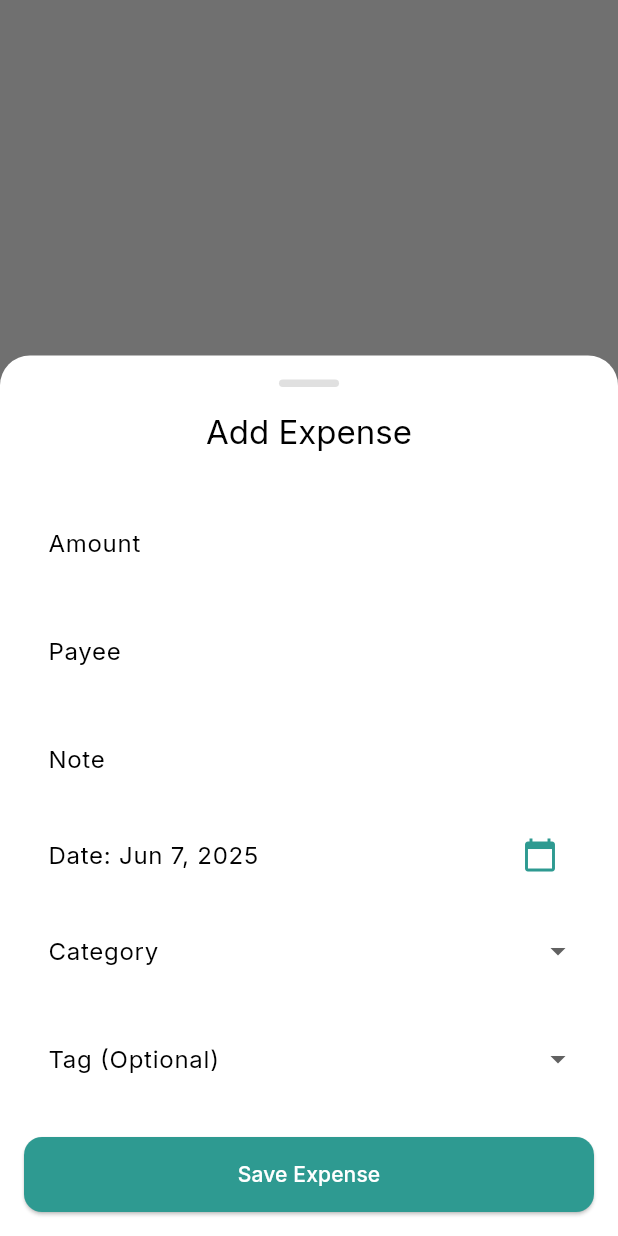
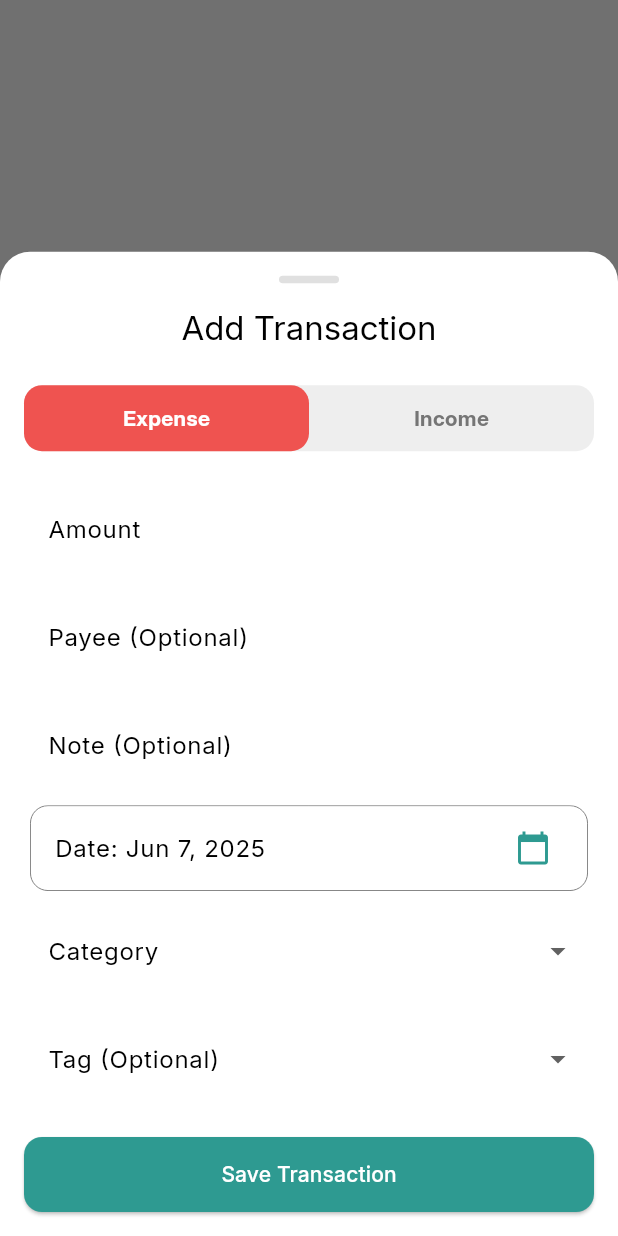
Before and after one commit to OmarAfifi-CSE/FinFlow, a Flutter app: the HomeScreen screen opened by its route, scrolled down 404 dp, after a tap on the "add" icon, on a phone screen of 412 x 824 dp. Run offline on Flutter 3.47's test engine with Material 3 defaults, Android fonts, the light colour scheme and no system bars; our stand-ins replace localstorage.

Commit message:
Improve Home Screen
- Add Expense sheet

```diff
--- a/lib/providers/expense_provider.dart
+++ b/lib/providers/expense_provider.dart
@@ -18,6 +18,7 @@ class ExpenseProvider with ChangeNotifier {
     ExpenseCategory(id: '4', name: 'Groceries', isDefault: true),
     ExpenseCategory(id: '5', name: 'Bills', isDefault: true),
     ExpenseCategory(id: '6', name: 'Entertainment', isDefault: true),
+    ExpenseCategory(id: '7', name: 'Salary', isDefault: true), // Added for income
   ];
 
   // List of tags
@@ -37,6 +38,7 @@ class ExpenseProvider with ChangeNotifier {
     Tag(id: '13', name: 'CarStuff'),
     Tag(id: '14', name: 'SelfCare'),
     Tag(id: '15', name: 'Streaming'),
+    Tag(id: '16', name: 'Work'), // Added for income
   ];
 
   // Getters
@@ -44,12 +46,36 @@ class ExpenseProvider with ChangeNotifier {
   List<ExpenseCategory> get categories => _categories;
   List<Tag> get tags => _tags;
 
+  // --- ADD THIS CALCULATION LOGIC ---
+
+  /// Calculates the current balance (total income minus total expenses).
+  double get totalBalance {
+    // This simply sums up all transaction amounts.
+    // Negative expenses will automatically be subtracted from positive income.
+    return _expenses.fold(0.0, (sum, item) => sum + item.amount);
+  }
+
+  /// Calculates the total income by summing up all positive amounts.
+  double get totalIncome {
+    return _expenses
+        .where((exp) => exp.amount > 0)
+        .fold(0.0, (sum, item) => sum + item.amount);
+  }
+
+  /// Calculates total expenses by summing up the absolute value of all negative amounts.
+  /// We use .abs() so the UI shows a positive number (e.g., "$284.00").
+  double get totalExpenses {
+    return _expenses
+        .where((exp) => exp.amount < 0)
+        .fold(0.0, (sum, item) => sum + item.amount.abs());
+  }
+
   ExpenseProvider(this.storage) {
     _loadExpensesFromStorage();
   }
 
   void _loadExpensesFromStorage() async {
-    // await storage.ready;
+    // await storage.ready; // Uncomment if your localstorage version needs it
     var storedExpenses = storage.getItem('expenses');
     if (storedExpenses != null) {
       _expenses = List<Expense>.from(
@@ -124,4 +150,8 @@ class ExpenseProvider with ChangeNotifier {
     _saveExpensesToStorage(); // Save the updated list to local storage
     notifyListeners();
   }
+
+  ExpenseCategory getCategoryForId(String categoryId) {
+    return categories.firstWhere((cat) => cat.id == categoryId, orElse: () => ExpenseCategory(id: 'unknown', name: 'Unknown', isDefault: false));
+  }
 }
--- a/lib/screens/add_expense_sheet.dart
+++ b/lib/screens/add_expense_sheet.dart
@@ -6,7 +6,6 @@ import '../providers/expense_provider.dart';
 import '../widgets/add_category_dialog.dart';
 import '../widgets/add_tag_dialog.dart';
 
-// The new widget designed to be used in a modal bottom sheet.
 class AddExpenseSheet extends StatefulWidget {
   final Expense? expense;
 
@@ -17,19 +16,24 @@ class AddExpenseSheet extends StatefulWidget {
 }
 
 class _AddExpenseSheetState extends State<AddExpenseSheet> {
-  // All state and controllers from your original screen are kept here.
   late TextEditingController _amountController;
   late TextEditingController _payeeController;
   late TextEditingController _noteController;
   String? _selectedCategoryId;
   String? _selectedTagId;
   DateTime _selectedDate = DateTime.now();
+  bool _isExpense = true;
 
   @override
   void initState() {
     super.initState();
+    if (widget.expense != null) {
+      _isExpense = widget.expense!.amount < 0;
       _amountController =
-        TextEditingController(text: widget.expense?.amount.toString() ?? '');
+          TextEditingController(text: widget.expense!.amount.abs().toString());
+    } else {
+      _amountController = TextEditingController();
+    }
     _payeeController = TextEditingController(text: widget.expense?.payee ?? '');
     _noteController = TextEditingController(text: widget.expense?.note ?? '');
     _selectedDate = widget.expense?.date ?? DateTime.now();
@@ -68,14 +72,20 @@ class _AddExpenseSheetState extends State<AddExpenseSheet> {
             ),
             SizedBox(height: 16),
             Text(
-              widget.expense == null ? 'Add Expense' : 'Edit Expense',
+              widget.expense == null ? 'Add Transaction' : 'Edit Transaction',
               style: Theme.of(context).textTheme.titleLarge,
             ),
             SizedBox(height: 24),
+            // This now calls our new, robust toggle widget
+            buildTransactionTypeToggle(),
+            SizedBox(height: 16),
             buildTextField(_amountController, 'Amount',
                 TextInputType.numberWithOptions(decimal: true)),
-            buildTextField(_payeeController, 'Payee', TextInputType.text),
-            buildTextField(_noteController, 'Note', TextInputType.text),
+            if (_isExpense)
+              buildTextField(
+                  _payeeController, 'Payee (Optional)', TextInputType.text),
+            buildTextField(
+                _noteController, 'Note (Optional)', TextInputType.text),
             buildDateField(context, _selectedDate),
             SizedBox(height: 8),
             buildCategoryDropdown(context.watch<ExpenseProvider>()),
@@ -91,8 +101,8 @@ class _AddExpenseSheetState extends State<AddExpenseSheet> {
                   borderRadius: BorderRadius.circular(12),
                 ),
               ),
-              onPressed: _saveExpense,
-              child: Text('Save Expense'),
+              onPressed: _saveTransaction,
+              child: Text('Save Transaction'),
             ),
           ],
         ),
@@ -100,28 +110,95 @@ class _AddExpenseSheetState extends State<AddExpenseSheet> {
     );
   }
 
-  void _saveExpense() {
-    if (_amountController.text.isEmpty || _selectedCategoryId == null) {
+  // --- WIDGET REWRITTEN TO FIX OVERFLOW ---
+  Widget buildTransactionTypeToggle() {
+    // This custom implementation using Row and Expanded is more robust
+    // and prevents layout overflows.
+    return Container(
+      decoration: BoxDecoration(
+        color: Colors.grey[200],
+        borderRadius: BorderRadius.circular(12),
+      ),
+      child: Row(
+        children: [
+          Expanded(
+            child: GestureDetector(
+              onTap: () {
+                if (!_isExpense) setState(() => _isExpense = true);
+              },
+              child: Container(
+                padding: EdgeInsets.symmetric(vertical: 12),
+                decoration: BoxDecoration(
+                  color: _isExpense ? Colors.red[400] : Colors.transparent,
+                  borderRadius: BorderRadius.circular(12),
+                ),
+                child: Center(
+                  child: Text(
+                    'Expense',
+                    style: TextStyle(
+                      fontWeight: FontWeight.bold,
+                      color: _isExpense ? Colors.white : Colors.grey[600],
+                    ),
+                  ),
+                ),
+              ),
+            ),
+          ),
+          Expanded(
+            child: GestureDetector(
+              onTap: () {
+                if (_isExpense) setState(() => _isExpense = false);
+              },
+              child: Container(
+                padding: EdgeInsets.symmetric(vertical: 12),
+                decoration: BoxDecoration(
+                  color: !_isExpense ? Colors.green[400] : Colors.transparent,
+                  borderRadius: BorderRadius.circular(12),
+                ),
+                child: Center(
+                  child: Text(
+                    'Income',
+                    style: TextStyle(
+                      fontWeight: FontWeight.bold,
+                      color: !_isExpense ? Colors.white : Colors.grey[600],
+                    ),
+                  ),
+                ),
+              ),
+            ),
+          ),
+        ],
+      ),
+    );
+  }
+
+  void _saveTransaction() {
+    final amountText = _amountController.text.trim();
+    if (amountText.isEmpty || _selectedCategoryId == null) {
       ScaffoldMessenger.of(context).showSnackBar(
           SnackBar(content: Text('Amount and Category are required!')));
       return;
     }
 
+    final double amount = double.tryParse(amountText) ?? 0.0;
+    final double finalAmount = _isExpense ? -amount : amount;
+
     final expense = Expense(
       id: widget.expense?.id ?? DateTime.now().toString(),
-      amount: double.parse(_amountController.text),
+      amount: finalAmount,
       categoryId: _selectedCategoryId!,
       payee: _payeeController.text,
       note: _noteController.text,
       date: _selectedDate,
-      // FIX 1: Provide a default empty string if the tag is null.
       tag: _selectedTagId ?? '',
     );
 
-    Provider.of<ExpenseProvider>(context, listen: false).addOrUpdateExpense(expense);
+    Provider.of<ExpenseProvider>(context, listen: false)
+        .addOrUpdateExpense(expense);
     Navigator.pop(context);
   }
 
+  // Helper methods are unchanged
   Widget buildTextField(
       TextEditingController controller, String label, TextInputType type) {
     return Padding(
@@ -130,7 +207,7 @@ class _AddExpenseSheetState extends State<AddExpenseSheet> {
         controller: controller,
         decoration: InputDecoration(
           labelText: label,
-          border: OutlineInputBorder(),
+          border: OutlineInputBorder(borderRadius: BorderRadius.circular(12)),
         ),
         keyboardType: type,
       ),
@@ -138,7 +215,13 @@ class _AddExpenseSheetState extends State<AddExpenseSheet> {
   }
 
   Widget buildDateField(BuildContext context, DateTime selectedDate) {
-    return ListTile(
+    return Card(
+      shape: RoundedRectangleBorder(borderRadius: BorderRadius.circular(12)),
+      elevation: 0,
+      child: ListTile(
+        shape: RoundedRectangleBorder(
+            side: BorderSide(color: Colors.grey[600]!, width: 0.6),
+            borderRadius: BorderRadius.circular(12)),
         title: Text("Date: ${DateFormat.yMMMd().format(selectedDate)}"),
         trailing: Icon(Icons.calendar_today, color: const Color(0xFF2E9A91)),
         onTap: () async {
@@ -154,6 +237,7 @@ class _AddExpenseSheetState extends State<AddExpenseSheet> {
             });
           }
         },
+      ),
     );
   }
 
@@ -162,14 +246,11 @@ class _AddExpenseSheetState extends State<AddExpenseSheet> {
       value: _selectedCategoryId,
       onChanged: (newValue) {
         if (newValue == 'New') {
-          // FIX 2: Added the required 'context' and 'builder' arguments.
           showDialog(
             context: context,
             builder: (context) => AddCategoryDialog(onAdd: (newCategory) {
-              setState(() {
-                _selectedCategoryId = newCategory.id;
               provider.addCategory(newCategory);
-              });
+              setState(() => _selectedCategoryId = newCategory.id);
             }),
           );
         } else {
@@ -184,11 +265,12 @@ class _AddExpenseSheetState extends State<AddExpenseSheet> {
       }).toList()
         ..add(DropdownMenuItem(
           value: "New",
-          child: Text("＋ Add New Category", style: TextStyle(color: const Color(0xFF2E9A91))),
+          child: Text("＋ Add New Category",
+              style: TextStyle(color: const Color(0xFF2E9A91))),
         )),
       decoration: InputDecoration(
         labelText: 'Category',
-        border: OutlineInputBorder(),
+        border: OutlineInputBorder(borderRadius: BorderRadius.circular(12)),
       ),
     );
   }
@@ -198,7 +280,6 @@ class _AddExpenseSheetState extends State<AddExpenseSheet> {
       value: _selectedTagId,
       onChanged: (newValue) {
         if (newValue == 'New') {
-          // FIX 3: Added the required 'context' and 'builder' arguments.
           showDialog(
             context: context,
             builder: (context) => AddTagDialog(onAdd: (newTag) {
@@ -218,11 +299,12 @@ class _AddExpenseSheetState extends State<AddExpenseSheet> {
       }).toList()
         ..add(DropdownMenuItem(
           value: "New",
-          child: Text("＋ Add New Tag", style: TextStyle(color: const Color(0xFF2E9A91))),
+          child: Text("＋ Add New Tag",
+              style: TextStyle(color: const Color(0xFF2E9A91))),
         )),
       decoration: InputDecoration(
         labelText: 'Tag (Optional)',
-        border: OutlineInputBorder(),
+        border: OutlineInputBorder(borderRadius: BorderRadius.circular(12)),
       ),
     );
   }
--- a/lib/screens/home_screen.dart
+++ b/lib/screens/home_screen.dart
@@ -5,7 +5,6 @@ import 'package:collection/collection.dart';
 import 'dart:math'; // Imported for the hash code logic
 
 import '../providers/expense_provider.dart';
-import '../screens/add_expense_screen.dart';
 import '../models/expense.dart';
 import 'add_expense_sheet.dart';
 
@@ -20,35 +19,60 @@ class CategoryTheme {
 // Mapping of category names to their specific icons
 const Map<String, IconData> categoryIcons = {
   'Food': Icons.fastfood,
-  'Transport': Icons.emoji_transportation,
+  'Transport': Icons.train,
   'Shopping': Icons.shopping_bag,
   'Groceries': Icons.local_grocery_store,
   'Bills': Icons.receipt,
   'Entertainment': Icons.movie,
+  'Salary': Icons.attach_money,
 };
 
 // --- Main themes for specific, hardcoded categories ---
 final Map<String, CategoryTheme> categoryThemes = {
-  'Food': CategoryTheme(color: Colors.red[400]!, backgroundColor: Colors.red[50]!),
-  'Transport': CategoryTheme(color: Colors.orange[400]!, backgroundColor: Colors.orange[50]!),
-  'Shopping': CategoryTheme(color: Colors.green[600]!, backgroundColor: Colors.green[50]!),
-  'Groceries': CategoryTheme(color: Colors.blue[400]!, backgroundColor: Colors.blue[50]!),
-  'Bills': CategoryTheme(color: Colors.purple[400]!, backgroundColor: Colors.purple[50]!),
-  'Entertainment': CategoryTheme(color: Colors.teal[400]!, backgroundColor: Colors.teal[50]!),
+  'Food': CategoryTheme(
+    color: Colors.red[400]!,
+    backgroundColor: Colors.red[50]!,
+  ),
+  'Transport': CategoryTheme(
+    color: Colors.orange[400]!,
+    backgroundColor: Colors.orange[50]!,
+  ),
+  'Shopping': CategoryTheme(
+    color: Colors.blue[400]!,
+    backgroundColor: Colors.blue[50]!,
+  ),
+  'Groceries': CategoryTheme(
+    color: Colors.teal[400]!,
+    backgroundColor: Colors.teal[50]!,
+  ),
+  'Bills': CategoryTheme(
+    color: Colors.purple[400]!,
+    backgroundColor: Colors.purple[50]!,
+  ),
+  'Entertainment': CategoryTheme(
+    color: Colors.brown[400]!,
+    backgroundColor: Colors.brown[50]!,
+  ),
+  'Salary': CategoryTheme(
+    color: Colors.green[700]!,
+    backgroundColor: Colors.green[50]!,
+  ),
 };
 
-// --- NEW: A list of default themes for any new categories ---
-// We will pick from this list using the category name's hash code.
+// A list of default themes for any new, user-created categories
 final List<CategoryTheme> defaultCategoryThemes = [
-  CategoryTheme(color: Colors.teal[400]!, backgroundColor: Colors.teal[50]!),
-  CategoryTheme(color: Colors.lightBlue[600]!, backgroundColor: Colors.lightBlue[50]!),
+  CategoryTheme(
+    color: Colors.lightBlue[600]!,
+    backgroundColor: Colors.lightBlue[50]!,
+  ),
   CategoryTheme(color: Colors.pink[400]!, backgroundColor: Colors.pink[50]!),
   CategoryTheme(color: Colors.amber[700]!, backgroundColor: Colors.amber[50]!),
-  CategoryTheme(color: Colors.indigo[400]!, backgroundColor: Colors.indigo[50]!),
-  CategoryTheme(color: Colors.brown[400]!, backgroundColor: Colors.brown[50]!),
+  CategoryTheme(
+    color: Colors.indigo[400]!,
+    backgroundColor: Colors.indigo[50]!,
+  ),
   CategoryTheme(color: Colors.cyan[600]!, backgroundColor: Colors.cyan[50]!),
 ];
-
 
 class HomeScreen extends StatefulWidget {
   @override
@@ -59,7 +83,6 @@ class _HomeScreenState extends State<HomeScreen>
     with SingleTickerProviderStateMixin {
   late TabController _tabController;
   final GlobalKey<ScaffoldState> _scaffoldKey = GlobalKey<ScaffoldState>();
-
 
   @override
   void initState() {
@@ -96,7 +119,7 @@ class _HomeScreenState extends State<HomeScreen>
               title: Text('Manage Categories'),
               onTap: () {
                 Navigator.pop(context);
-                Navigator.pushNamed(context, '/manage_categories');
+                // Navigator.pushNamed(context, '/manage_categories');
               },
             ),
             ListTile(
@@ -104,7 +127,7 @@ class _HomeScreenState extends State<HomeScreen>
               title: Text('Manage Tags'),
               onTap: () {
                 Navigator.pop(context);
-                Navigator.pushNamed(context, '/manage_tags');
+                // Navigator.pushNamed(context, '/manage_tags');
               },
             ),
           ],
@@ -112,12 +135,8 @@ class _HomeScreenState extends State<HomeScreen>
       ),
       body: CustomScrollView(
         slivers: [
-          SliverToBoxAdapter(
-            child: _buildHeader(context),
-          ),
-          SliverToBoxAdapter(
-            child: _buildTabBar(),
-          ),
+          SliverToBoxAdapter(child: _buildHeader(context)),
+          SliverToBoxAdapter(child: _buildTabBar()),
           SliverFillRemaining(
             child: TabBarView(
               controller: _tabController,
@@ -132,22 +151,18 @@ class _HomeScreenState extends State<HomeScreen>
       floatingActionButtonLocation: FloatingActionButtonLocation.centerDocked,
       floatingActionButton: FloatingActionButton(
         onPressed: () {
-          // This is the new way to open the sheet.
           showModalBottomSheet(
             context: context,
-            // This makes the sheet scrollable and avoids the keyboard covering the fields.
             isScrollControlled: true,
-            // This gives the sheet the rounded top corners.
             shape: const RoundedRectangleBorder(
               borderRadius: BorderRadius.vertical(top: Radius.circular(20)),
             ),
             builder: (context) {
-              // Here we build our new sheet widget.
               return AddExpenseSheet();
             },
           );
         },
-        tooltip: 'Add Expense',
+        tooltip: 'Add Transaction',
         child: Icon(Icons.add, size: 30),
         backgroundColor: const Color(0xFF2E9A91),
         elevation: 4.0,
@@ -156,14 +171,20 @@ class _HomeScreenState extends State<HomeScreen>
     );
   }
 
+  // --- HEADER WIDGET UPDATED ---
   Widget _buildHeader(BuildContext context) {
-    // Dummy data for display purposes
-    final totalBalance = 1000;
-    final totalIncome = 100;
-    final totalExpenses = 200;
+    final provider = Provider.of<ExpenseProvider>(context);
+    final totalBalance = provider.totalBalance;
+    final totalIncome = provider.totalIncome;
+    final totalExpenses = provider.totalExpenses;
 
     return Container(
-      padding: const EdgeInsets.only(top: 40.0, left: 20.0, right: 20.0, bottom: 20.0),
+      padding: const EdgeInsets.only(
+        top: 40.0,
+        left: 20.0,
+        right: 20.0,
+        bottom: 20.0,
+      ),
       decoration: const BoxDecoration(
         color: Color(0xFF2E9A91),
         borderRadius: BorderRadius.only(
@@ -182,7 +203,15 @@ class _HomeScreenState extends State<HomeScreen>
                 onPressed: () => _scaffoldKey.currentState?.openDrawer(),
                 tooltip: 'Open menu',
               ),
-              const Icon(Icons.more_horiz, color: Colors.white, size: 28),
+              // --- APP NAME ADDED HERE ---
+              const Text(
+                'FinFlow',
+                style: TextStyle(
+                  color: Colors.white,
+                  fontSize: 26,
+                  fontWeight: FontWeight.bold,
+                ),
+              ),
             ],
           ),
           const SizedBox(height: 10),
@@ -215,13 +244,21 @@ class _HomeScreenState extends State<HomeScreen>
                 Row(
                   mainAxisAlignment: MainAxisAlignment.spaceBetween,
                   children: [
-                    _buildIncomeExpense('Income', '\$${totalIncome.toStringAsFixed(2)}', Icons.arrow_downward),
-                    _buildIncomeExpense('Expenses', '\$${totalExpenses.toStringAsFixed(2)}', Icons.arrow_upward),
+                    _buildIncomeExpense(
+                      'Income',
+                      '\$${totalIncome.toStringAsFixed(2)}',
+                      Icons.arrow_downward,
+                    ),
+                    _buildIncomeExpense(
+                      'Expenses',
+                      '\$${totalExpenses.toStringAsFixed(2)}',
+                      Icons.arrow_upward,
+                    ),
                   ],
-                )
+                ),
               ],
             ),
-          )
+          ),
         ],
       ),
     );
@@ -237,14 +274,21 @@ class _HomeScreenState extends State<HomeScreen>
           children: [
             Text(
               title,
-              style: TextStyle(color: Colors.white.withOpacity(0.8), fontSize: 14),
+              style: TextStyle(
+                color: Colors.white.withOpacity(0.8),
+                fontSize: 14,
+              ),
             ),
             Text(
               value,
-              style: const TextStyle(color: Colors.white, fontSize: 18, fontWeight: FontWeight.w600),
+              style: const TextStyle(
+                color: Colors.white,
+                fontSize: 18,
+                fontWeight: FontWeight.w600,
+              ),
             ),
           ],
-        )
+        ),
       ],
     );
   }
@@ -308,11 +352,13 @@ class _HomeScreenState extends State<HomeScreen>
             ),
           );
         }
+        final sortedExpenses = provider.expenses
+          ..sort((a, b) => b.date.compareTo(a.date));
         return ListView.builder(
           padding: EdgeInsets.symmetric(horizontal: 16),
-          itemCount: provider.expenses.length,
+          itemCount: sortedExpenses.length,
           itemBuilder: (context, index) {
-            final expense = provider.expenses[index];
+            final expense = sortedExpenses[index];
             return _buildTransactionItem(context, expense);
           },
         );
@@ -335,16 +381,20 @@ class _HomeScreenState extends State<HomeScreen>
         return ListView(
           padding: EdgeInsets.symmetric(horizontal: 16),
           children: grouped.entries.map((entry) {
-            String categoryName = getCategoryNameById(context, entry.key);
+            String categoryName = provider.getCategoryForId(entry.key).name;
             double total = entry.value.fold(
-                0.0, (double prev, Expense element) => prev + element.amount);
+              0.0,
+              (double prev, Expense element) => prev + element.amount,
+            );
 
             return Column(
               crossAxisAlignment: CrossAxisAlignment.start,
               children: <Widget>[
                 Padding(
-                  padding:
-                  const EdgeInsets.symmetric(vertical: 12.0, horizontal: 8.0),
+                  padding: const EdgeInsets.symmetric(
+                    vertical: 12.0,
+                    horizontal: 8.0,
+                  ),
                   child: Text(
                     "$categoryName - Total: \$${total.abs().toStringAsFixed(2)}",
                     style: TextStyle(
@@ -354,7 +404,9 @@ class _HomeScreenState extends State<HomeScreen>
                     ),
                   ),
                 ),
-                ...entry.value.map((expense) => _buildTransactionItem(context, expense)).toList(),
+                ...entry.value
+                    .map((expense) => _buildTransactionItem(context, expense))
+                    .toList(),
               ],
             );
           }).toList(),
@@ -363,21 +415,23 @@ class _HomeScreenState extends State<HomeScreen>
     );
   }
 
-  // --- WIDGET UPDATED WITH NEW LOGIC FOR RANDOM COLORS ---
   Widget _buildTransactionItem(BuildContext context, Expense expense) {
-    String categoryName = getCategoryNameById(context, expense.categoryId);
-    IconData icon = categoryIcons[categoryName] ?? Icons.category; // A generic fallback icon
+    final provider = Provider.of<ExpenseProvider>(context, listen: false);
+    final categoryName = provider.getCategoryForId(expense.categoryId).name;
 
-    // Get the category-specific theme.
-    CategoryTheme theme = categoryThemes[categoryName] ??
-        // If not found, use the HASHING method to pick a consistent "random" color.
-        defaultCategoryThemes[categoryName.hashCode % defaultCategoryThemes.length];
+    final IconData icon = categoryIcons[categoryName] ?? Icons.category;
+    final CategoryTheme theme =
+        categoryThemes[categoryName] ??
+        defaultCategoryThemes[categoryName.hashCode %
+            defaultCategoryThemes.length];
 
-    String formattedDate = DateFormat('MMM d, yyyy').format(expense.date);
+    final bool isIncome = expense.amount > 0;
+    final String formattedDate = DateFormat('MMM d, yyyy').format(expense.date);
 
-    // expense
-    Color amountColor = Colors.red;
-    String amountPrefix = '-';
+    // --- COLOR LOGIC CORRECTED ---
+    // Use green for income, and the specific category theme color for expenses.
+    final Color amountColor = isIncome ? Colors.green[700]! : Colors.red;
+    final String amountPrefix = isIncome ? '+' : '-';
 
     return Card(
       elevation: 1,
@@ -385,14 +439,14 @@ class _HomeScreenState extends State<HomeScreen>
       shape: RoundedRectangleBorder(borderRadius: BorderRadius.circular(12)),
       child: ListTile(
         leading: CircleAvatar(
-          backgroundColor: theme.backgroundColor, // Use background color from theme
-          child: Icon(icon, color: theme.color),   // Use main color from theme
+          backgroundColor: theme.backgroundColor,
+          child: Icon(icon, color: theme.color),
         ),
         title: Text(
-          categoryName,
+          expense.payee.isNotEmpty ? expense.payee : categoryName,
           style: TextStyle(fontWeight: FontWeight.bold),
         ),
-        subtitle: Text(formattedDate),
+        subtitle: Text(categoryName),
         trailing: Text(
           '$amountPrefix \$${expense.amount.abs().toStringAsFixed(2)}',
           style: TextStyle(
@@ -404,15 +458,4 @@ class _HomeScreenState extends State<HomeScreen>
       ),
     );
   }
-
-  String getCategoryNameById(BuildContext context, String categoryId) {
-    try {
-      var category = Provider.of<ExpenseProvider>(context, listen: false)
-          .categories
-          .firstWhere((cat) => cat.id == categoryId);
-      return category.name;
-    } catch (e) {
-      return "Unknown Category";
-    }
-  }
 }
```
Lines whose indentation alone changed are shown as unchanged.
